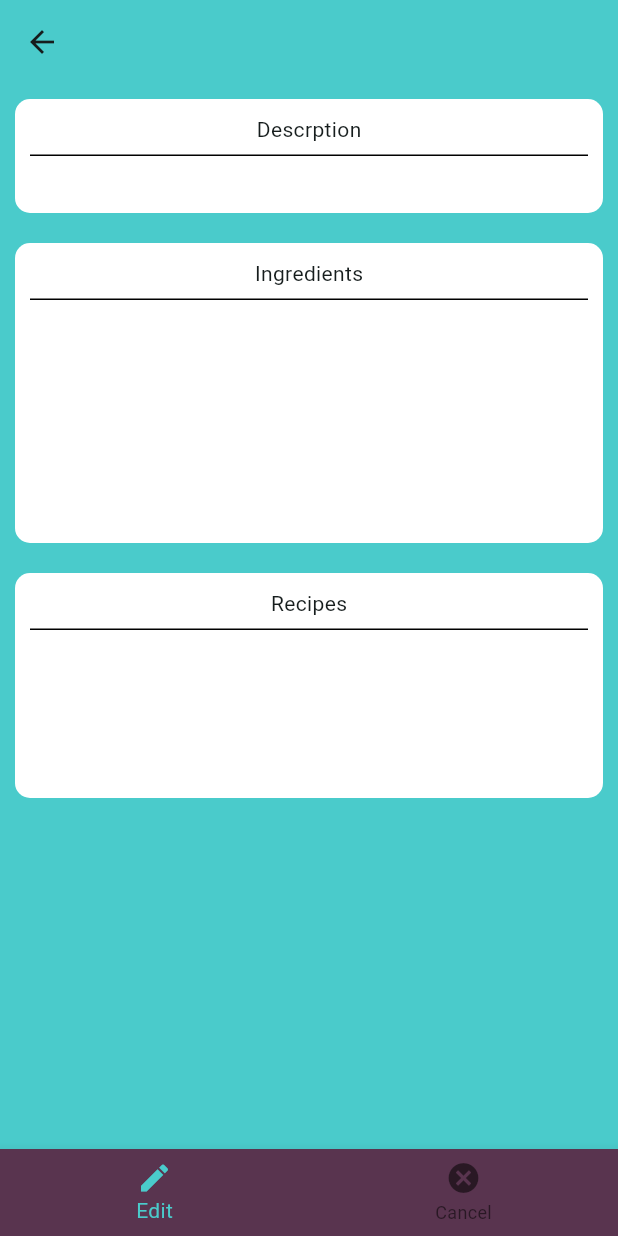
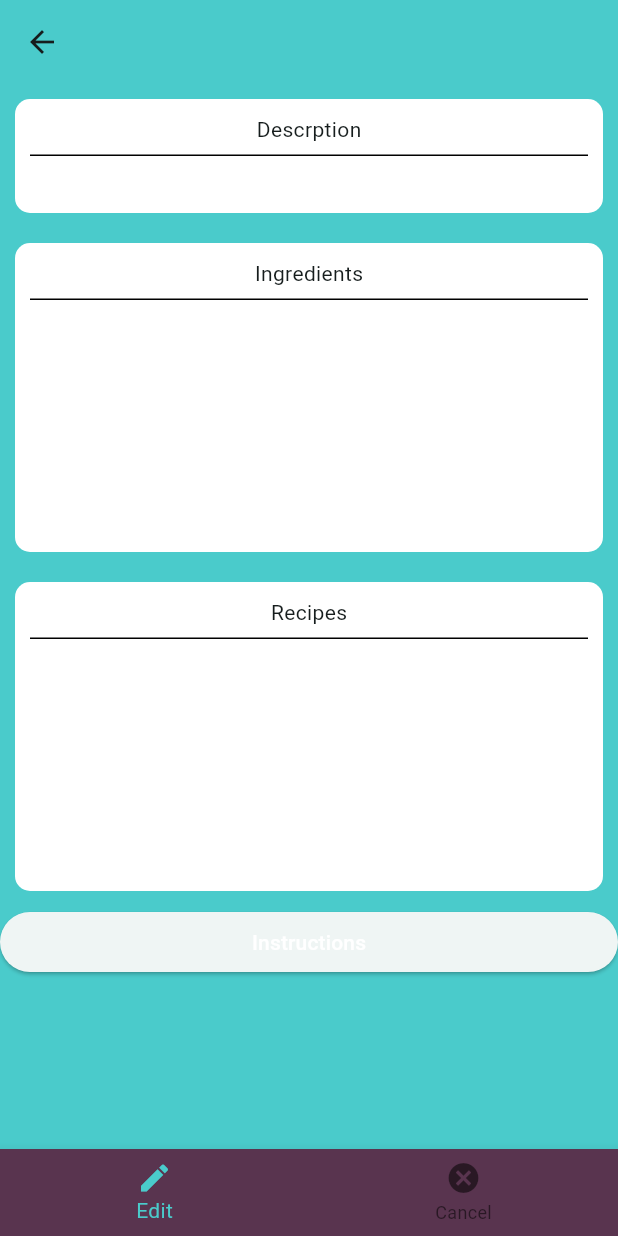
Before and after one commit to KyleD0711/shopping_list_application, a Flutter app: the ViewRecipePage screen opened directly with empty values, on a phone screen of 412 x 824 dp. Run offline on Flutter 3.47's test engine with Material 3 defaults, Android fonts, the phone set to English and light mode, and no system bars; our stand-ins replace cloud_firestore, firebase_auth, firebase_core, flutter_login; missing offline and left inert: modals; accounts and stored records are empty.

Commit message:
Mostly finished view_recipe page

```diff
--- a/lib/pages/maintenance/recipe/view_recipe.dart
+++ b/lib/pages/maintenance/recipe/view_recipe.dart
@@ -47,7 +47,7 @@ class ViewRecipePage extends StatelessWidget {
               ),
             ),
             Container(
-                height: 200,
+                height: MediaQuery.of(context).size.height * .25,
                 margin: const EdgeInsets.all(10.0),
                 padding: const EdgeInsets.all(10.0),
                 decoration: BoxDecoration(
@@ -59,11 +59,11 @@ class ViewRecipePage extends StatelessWidget {
                       mainAxisSize: MainAxisSize.max,
                       mainAxisAlignment: MainAxisAlignment.center,
                       children: [
-                        Text("Ingredients"),
+                        const Text("Ingredients"),
                         const Divider(height: 15.0, color: Colors.black),
                         Expanded(
                           child: SizedBox(
-                            height: 150,
+                            height: MediaQuery.of(context).size.height * .25,
                             child: ListView.separated(
                               padding: const EdgeInsets.all(10.0),
                               itemBuilder: (_, index) => _toIngredientWidget(
@@ -78,7 +78,7 @@ class ViewRecipePage extends StatelessWidget {
                   },
                 )),
             Container(
-                height: 150,
+                height: MediaQuery.of(context).size.height * .25,
                 margin: const EdgeInsets.all(10.0),
                 padding: const EdgeInsets.all(10.0),
                 decoration: BoxDecoration(
@@ -90,7 +90,7 @@ class ViewRecipePage extends StatelessWidget {
                       mainAxisSize: MainAxisSize.max,
                       mainAxisAlignment: MainAxisAlignment.center,
                       children: [
-                        Text("Recipes"),
+                        const Text("Recipes"),
                         const Divider(height: 15.0, color: Colors.black),
                         Expanded(
                           child: SizedBox(
@@ -108,35 +108,49 @@ class ViewRecipePage extends StatelessWidget {
                     );
                   },
                 )),
-            // Align(
-            //   alignment: Alignment.bottomCenter,
-            //   child: ElevatedButton(
-            //       style: ButtonStyle(
-            //           fixedSize: MaterialStateProperty.all(
-            //               Size.fromWidth(MediaQuery.of(context).size.width))),
-            //       onPressed: () => showDialog(
-            //           context: context,
-            //           builder: (context) {
-            //             return ModalEntry.positioned(context,
-            //             barrierDismissible: false,
-            //                 tag: recipe.id,
-            //                 child: Container(
-            //                   child: Column(
-            //                     mainAxisAlignment: MainAxisAlignment.center,
-            //                     children: [
-            //                       IconButton(onPressed: () => removeModal(recipe.id), icon: Icon(Icons.cancel)),
-            //                       Text("Instructions"),
-            //                       const Divider(height: 15.0, color: Colors.black),
-            //                       Text(recipe.instructions)
-            //                     ],
-            //                   ),
-            //                 ));
-            //           }),
-            //       child: const Text(
-            //         "Instructions",
-            //         style: TextStyle(color: Colors.white),
-            //       )),
-            // )
+            Align(
+              alignment: Alignment.bottomCenter,
+              child: ElevatedButton(
+                  style: ButtonStyle(
+                      fixedSize: MaterialStateProperty.all(
+                          Size.fromWidth(MediaQuery.of(context).size.width))),
+                  onPressed: () => showModal(
+                        ModalEntry.aligned(context,
+                            barrierDismissible: false,
+                            alignment: Alignment.bottomCenter,
+                            tag: recipe.id,
+                            child: Container(
+                              decoration: BoxDecoration(
+                                  borderRadius: BorderRadius.circular(10),
+                                  color: Colors.white),
+                              height: MediaQuery.of(context).size.height * .85,
+                              padding:
+                                  const EdgeInsets.only(left: 20, right: 20),
+                              child: Column(
+                                children: [
+                                  Row(
+                                      mainAxisAlignment:
+                                          MainAxisAlignment.center,
+                                      children: [
+                                        const Text("Instructions",
+                                            style: TextStyle(fontSize: 20, color: Colors.black, )),
+                                        IconButton(
+                                            onPressed: () =>
+                                                removeModal(recipe.id),
+                                            icon: const Icon(Icons.cancel)),
+                                      ]),
+                                  const Divider(
+                                      height: 15.0, color: Colors.black),
+                                  Text(recipe.instructions, style: const TextStyle(fontSize: 18, color: Colors.black))
+                                ],
+                              ),
+                            )),
+                      ),
+                  child: const Text(
+                    "Instructions",
+                    style: TextStyle(color: Colors.white),
+                  )),
+            )
           ],
         ));
   }
```
